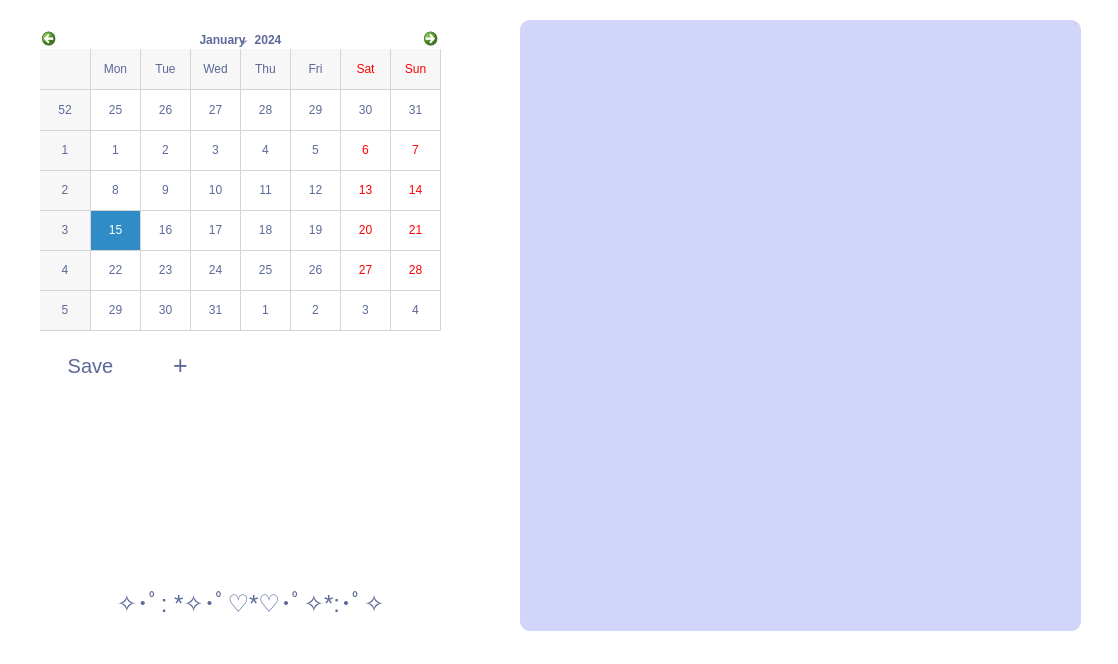
Qt form interface.ui (agkittens/To-do-app) before a commit.
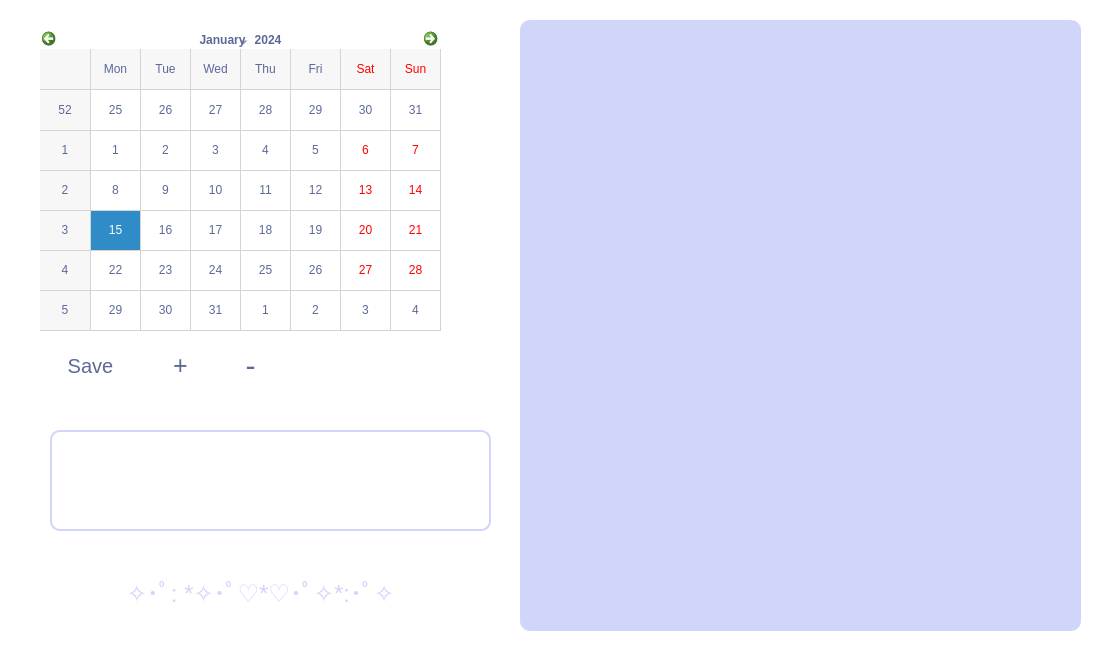
The same form after that commit.

What changed in the file:
```diff
--- a/interface.ui
+++ b/interface.ui
@@ -327,34 +327,66 @@
      <x>50</x>
      <y>430</y>
      <width>441</width>
-     <height>41</height>
+     <height>101</height>
     </rect>
    </property>
    <property name="styleSheet">
     <string notr="true">font: 75 9pt &quot;DejaVu Serif Condensed&quot;;
+
 border-radius: 10px;
-border-style:solid;
-border: 2px #5c6898;
+border: 2px solid #d1d5fa;
+
 background-color: white;
 color:#5c6898;
-font:20px;</string>
+font:15px;
+padding: 15px;</string>
    </property>
   </widget>
   <widget class="QTextEdit" name="textEdit">
    <property name="geometry">
     <rect>
-     <x>60</x>
-     <y>580</y>
+     <x>70</x>
+     <y>570</y>
      <width>381</width>
      <height>87</height>
     </rect>
    </property>
+   <property name="styleSheet">
+    <string notr="true"/>
+   </property>
    <property name="html">
     <string>&lt;!DOCTYPE HTML PUBLIC &quot;-//W3C//DTD HTML 4.0//EN&quot; &quot;http://www.w3.org/TR/REC-html40/strict.dtd&quot;&gt;
 &lt;html&gt;&lt;head&gt;&lt;meta name=&quot;qrichtext&quot; content=&quot;1&quot; /&gt;&lt;style type=&quot;text/css&quot;&gt;
 p, li { white-space: pre-wrap; }
 &lt;/style&gt;&lt;/head&gt;&lt;body style=&quot; font-family:'MS Shell Dlg 2'; font-size:7.8pt; font-weight:400; font-style:normal;&quot;&gt;
-&lt;p align=&quot;center&quot; style=&quot; margin-top:0px; margin-bottom:0px; margin-left:0px; margin-right:0px; -qt-block-indent:0; text-indent:0px;&quot;&gt;&lt;span style=&quot; font-size:18pt; color:#5c6898;&quot;&gt;✧･ﾟ: *✧･ﾟ♡*♡･ﾟ✧*:･ﾟ✧&lt;/span&gt;&lt;/p&gt;&lt;/body&gt;&lt;/html&gt;</string>
+&lt;p align=&quot;center&quot; style=&quot; margin-top:0px; margin-bottom:0px; margin-left:0px; margin-right:0px; -qt-block-indent:0; text-indent:0px;&quot;&gt;&lt;span style=&quot; font-size:18pt; color:#d1d5fa;&quot;&gt;✧･ﾟ: *✧･ﾟ♡*♡･ﾟ✧*:･ﾟ✧&lt;/span&gt;&lt;/p&gt;&lt;/body&gt;&lt;/html&gt;</string>
+   </property>
+  </widget>
+  <widget class="QPushButton" name="removeButton">
+   <property name="geometry">
+    <rect>
+     <x>230</x>
+     <y>350</y>
+     <width>41</width>
+     <height>31</height>
+    </rect>
+   </property>
+   <property name="styleSheet">
+    <string notr="true">QPushButton{
+font: 75 9pt &quot;DejaVu Serif Condensed&quot;;
+border-radius: 10px;
+
+background-color: white;
+color:#5c6898;
+font:30px;
+}
+
+QPushButton:hover{
+background-color: #d1d5fa;
+color:rgb(62, 70, 102)}</string>
+   </property>
+   <property name="text">
+    <string>-</string>
    </property>
   </widget>
  </widget>
```
